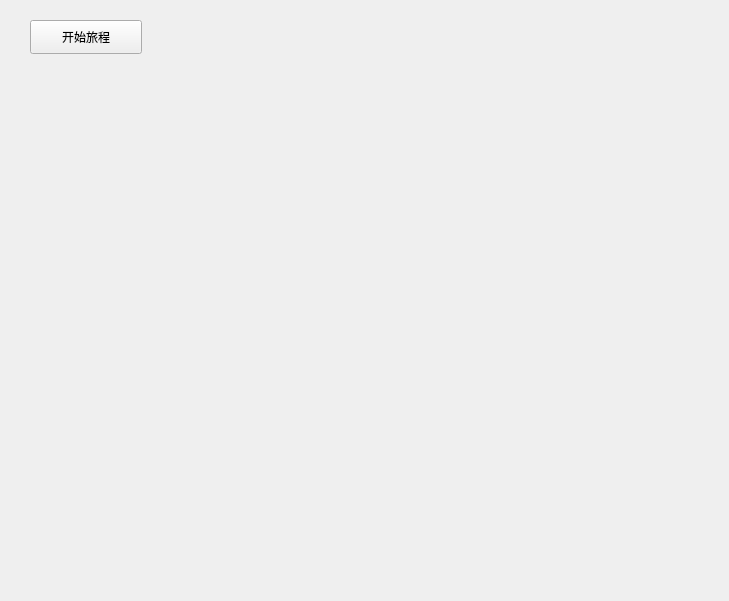
Above: start.ui from Traeyee/trip_assist before the change. Below: the same form after it.
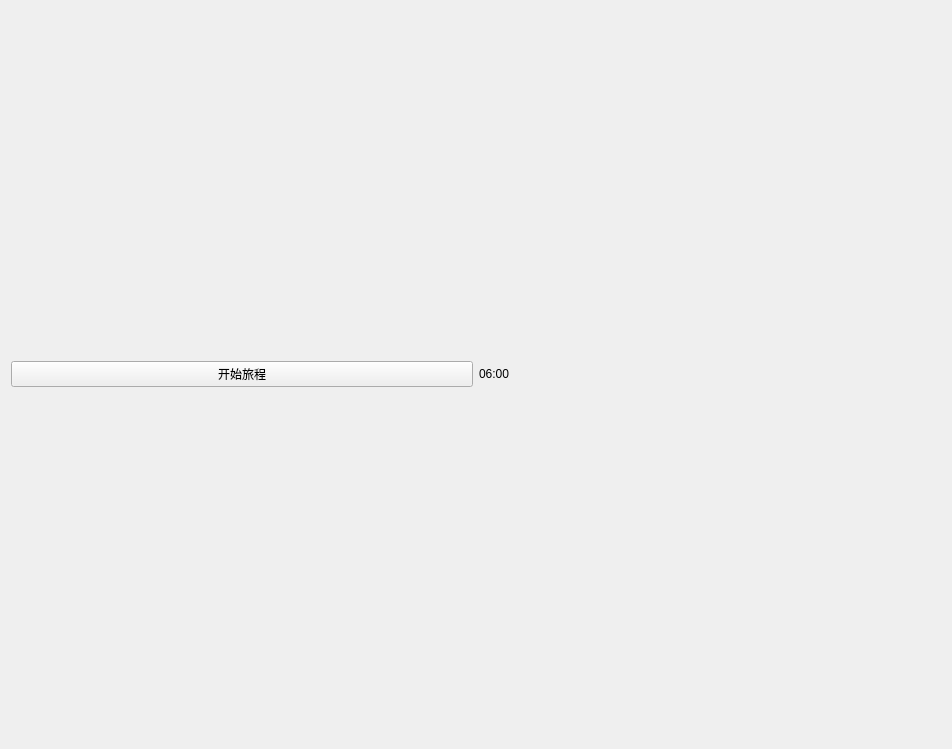
That is the form after the change.

Diff of the .ui file:
```diff
--- a/start.ui
+++ b/start.ui
@@ -6,39 +6,32 @@
    <rect>
     <x>0</x>
     <y>0</y>
-    <width>729</width>
-    <height>601</height>
+    <width>952</width>
+    <height>749</height>
    </rect>
   </property>
   <property name="windowTitle">
    <string>Form</string>
   </property>
+  <layout class="QGridLayout" name="gridLayout_2">
+   <item row="0" column="0">
   <widget class="QPushButton" name="startTrip">
-   <property name="geometry">
-    <rect>
-     <x>30</x>
-     <y>20</y>
-     <width>112</width>
-     <height>34</height>
-    </rect>
-   </property>
    <property name="text">
     <string>开始旅程</string>
    </property>
   </widget>
+   </item>
+   <item row="0" column="1">
   <widget class="QLabel" name="sysTimeUi">
-   <property name="geometry">
-    <rect>
-     <x>200</x>
-     <y>10</y>
-     <width>251</width>
-     <height>51</height>
-    </rect>
-   </property>
    <property name="text">
-    <string/>
-   </property>
-  </widget>
+      <string>06:00</string>
+     </property>
+    </widget>
+   </item>
+   <item row="1" column="0" colspan="2">
+    <layout class="QGridLayout" name="gridLayout"/>
+   </item>
+  </layout>
  </widget>
  <resources/>
  <connections/>
```
Lines whose indentation alone changed are shown as unchanged.
